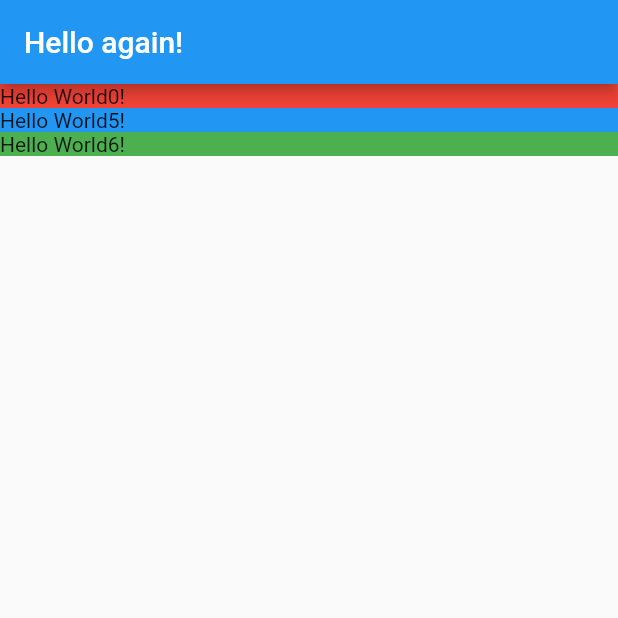
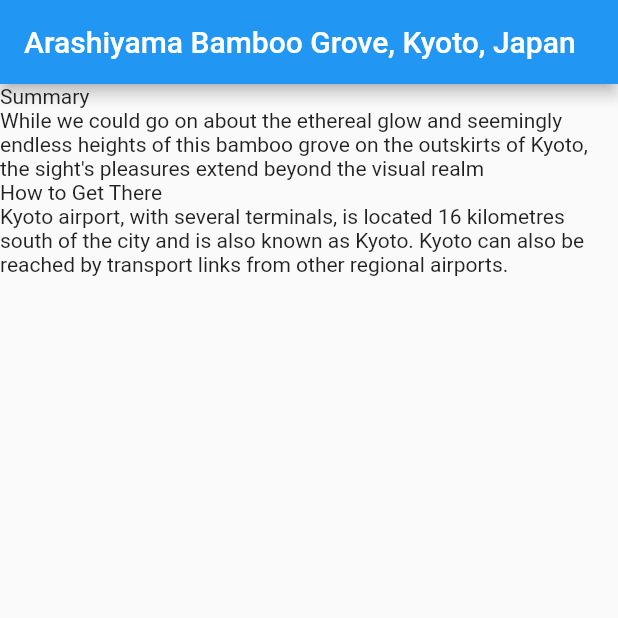
Before and after one commit to antosha-85/flutter, a Flutter app: the screen it shows after launch, on a phone screen of 412 x 824 dp, the top half of it. Run offline on Flutter 3.47's test engine with Material 2 defaults, Android fonts, the phone set to English and light mode, and no system bars.

Commit message:
Created a new mocks folder with some mock data and then rendered in by intstantiating classes and providing real data instead of hardcoding

```diff
--- a/lib/location_detail.dart
+++ b/lib/location_detail.dart
@@ -1,31 +1,47 @@
 import 'package:flutter/material.dart';
 
+import 'models/location.dart';
+
 class LocationDetail extends StatelessWidget {
+  final Location location;
+
+  LocationDetail(this.location);
 
   @override
   Widget build(BuildContext context) {
     return Scaffold(
         appBar: AppBar(
-
-          title: Text("Hello again! "),
+          title: Text(location.name),
         ),
         body: Column(
-            mainAxisAlignment: MainAxisAlignment.start,
-            crossAxisAlignment: CrossAxisAlignment.stretch,
-            children: [
-              _section ("Hello World0!", Colors.red),
-              _section ("Hello World5!", Colors.blue),
-              _section ("Hello World6!", Colors.green),
-            ]
-        )
-    );
+          mainAxisAlignment: MainAxisAlignment.start,
+          crossAxisAlignment: CrossAxisAlignment.stretch,
+          children: _renderFacts(location),
+        ));
   }
-  Widget _section(String title, Color color) {
-    return Container(
-      decoration: BoxDecoration(
-        color: color,
-      ),
-      child: Text(title),
-    );
+
+  // Widget _section(String title, Color color) {
+  //   return Container(
+  //     decoration: BoxDecoration(
+  //       color: color,
+  //     ),
+  //     child: Text(title),
+  //   );
+  // }
+  List<Widget> _renderFacts(Location location) {
+    var result = <Widget>[];
+    for (int i = 0; i < location.facts.length; i++) {
+      result.add(_sectionTitle(location.facts[i].title));
+      result.add(_sectionText(location.facts[i].text));
+    }
+    return result;
+  }
+
+  Widget _sectionTitle(String text) {
+    return Text(text);
+  }
+
+  Widget _sectionText(String text) {
+    return Text(text);
   }
 }
--- a/lib/main.dart
+++ b/lib/main.dart
@@ -1,7 +1,10 @@
 import 'package:flutter/material.dart';
+
 import 'location_detail.dart';
+import 'mocks/mock_location.dart';
+import 'models/location.dart';
+
 void main() {
-  return runApp(MaterialApp(
-    home: LocationDetail()
-  ));
+  final Location mockLocation = MockLocation.FetchAny();
+  return runApp(MaterialApp(home: LocationDetail(mockLocation)));
 }
--- /dev/null
+++ b/lib/mocks/mock_location.dart
@@ -0,0 +1,20 @@
+import '../models/location.dart';
+import '../models/location_fact.dart';
+
+class MockLocation extends Location {
+  static Location FetchAny() {
+    return Location(
+        name: 'Arashiyama Bamboo Grove, Kyoto, Japan',
+        url: 'https://fluttercrashcourse.com/assets/images/arashiyama@3x.jpg',
+        facts: <LocationFact>[
+          LocationFact(
+              title: 'Summary',
+              text:
+                  'While we could go on about the ethereal glow and seemingly endless heights of this bamboo grove on the outskirts of Kyoto, the sight\'s pleasures extend beyond the visual realm'),
+          LocationFact(
+              title: 'How to Get There',
+              text:
+                  'Kyoto airport, with several terminals, is located 16 kilometres south of the city and is also known as Kyoto. Kyoto can also be reached by transport links from other regional airports.')
+        ]);
+  }
+}
--- /dev/null
+++ b/lib/models/location.dart
@@ -0,0 +1,8 @@
+import './location_fact.dart';
+
+class Location {
+  final String name;
+  final String url;
+  final List<LocationFact> facts;
+  Location({this.name, this.url, this.facts});
+}
--- /dev/null
+++ b/lib/models/location_fact.dart
@@ -0,0 +1,5 @@
+class LocationFact {
+  final String title;
+  final String text;
+  LocationFact({this.title, this.text});
+}
```
